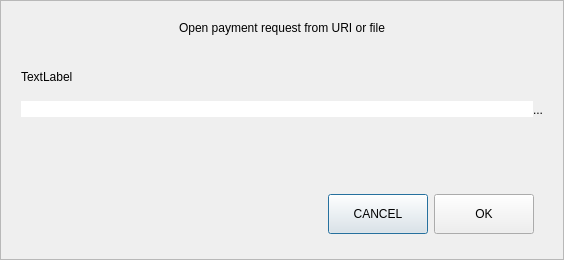
This is src/qt/forms/openuridialog.ui in pandagrows/seed2need-silo-coin as Qt 5 draws it before an edit. The edited form follows.
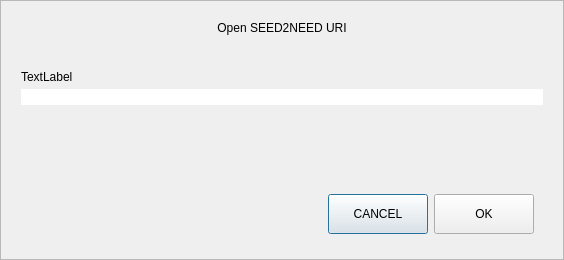
This is the edited form. Custom widgets are drawn as their Qt base class.

```diff
--- a/src/qt/forms/openuridialog.ui
+++ b/src/qt/forms/openuridialog.ui
@@ -56,7 +56,7 @@
       <item>
        <widget class="QLabel" name="labelTitle">
         <property name="text">
-         <string>Open payment request from URI or file</string>
+         <string>Open SEED2NEED URI</string>
         </property>
         <property name="alignment">
          <set>Qt::AlignCenter</set>
@@ -101,31 +101,6 @@
           </property>
          </widget>
         </item>
-        <item>
-         <widget class="QPushButton" name="selectFileButton">
-          <property name="minimumSize">
-           <size>
-            <width>0</width>
-            <height>41</height>
-           </size>
-          </property>
-          <property name="toolTip">
-           <string>Select payment request file</string>
-          </property>
-          <property name="styleSheet">
-           <string notr="true">#selectFileButton{
-	border-top-left-radius:0px;
-	border-bottom-left-radius:0px;
-}</string>
-          </property>
-          <property name="text">
-           <string notr="true">...</string>
-          </property>
-          <property name="autoDefault">
-           <bool>false</bool>
-          </property>
-         </widget>
-        </item>
        </layout>
       </item>
       <item>
```
Left out of the diff: 2 changed lines with no effect on the pictures.
